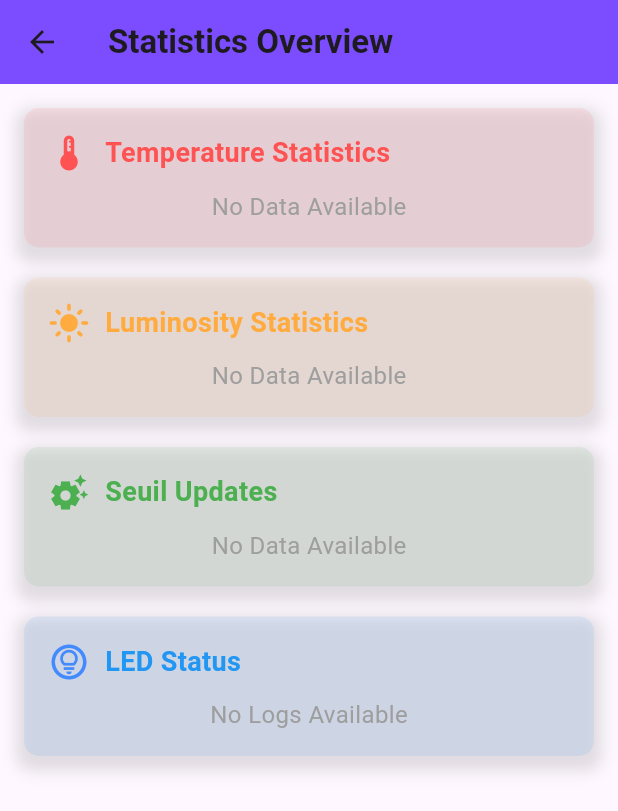
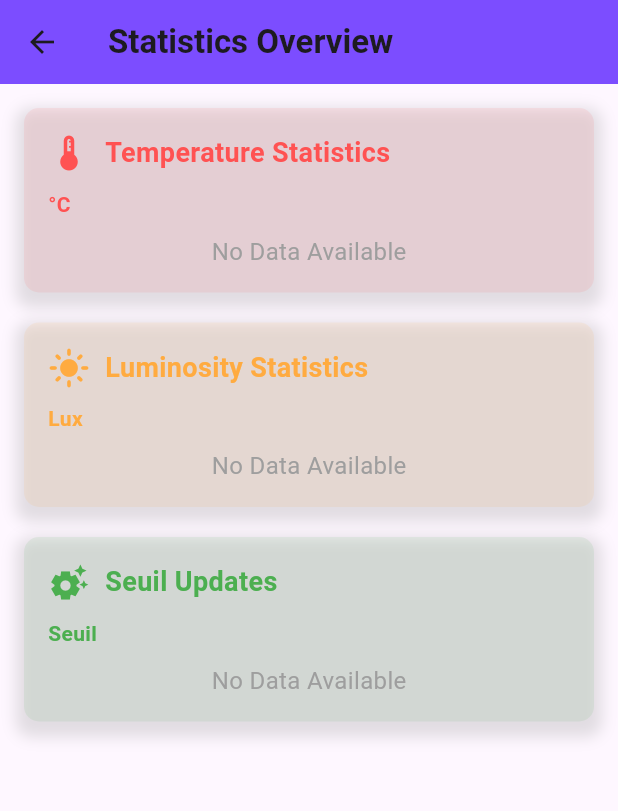
Before and after one commit to kaouthermsr/Dev_Mobile_HAI912I, a Flutter app: the StatisticsPage screen opened directly, on a phone screen of 412 x 824 dp. Shown: the top 811 px of the screen. Run offline on Flutter 3.47's test engine with Material 3 defaults, Android fonts, the phone set to English and light mode, and no system bars; our stand-ins replace bloc, cloud_firestore, firebase_analytics, firebase_auth, firebase_core, firebase_storage and 3 more; accounts and stored records are empty.

Commit message:
adapting the statistics pages

```diff
--- a/project_iot_mobile/lib/features/statistics/statistics_page.dart
+++ b/project_iot_mobile/lib/features/statistics/statistics_page.dart
@@ -11,9 +11,13 @@ class StatisticsPage extends StatefulWidget {
 
 class _StatisticsPageState extends State<StatisticsPage> {
   List<FlSpot> temperatureData = [];
+  List<String> temperatureTimestamps = [];
+
   List<FlSpot> luminosityData = [];
+  List<String> luminosityTimestamps = [];
+
   List<FlSpot> seuilData = [];
-  List<Map<String, dynamic>> ledLogs = [];
+  List<String> seuilTimestamps = [];
 
   @override
   void initState() {
@@ -26,41 +30,56 @@ class _StatisticsPageState extends State<StatisticsPage> {
         .collection('temperature')
         .orderBy('timestamp')
         .get();
+
     final lumDocs = await FirebaseFirestore.instance
         .collection('luminosity')
         .orderBy('timestamp')
         .get();
+
     final seuilDocs = await FirebaseFirestore.instance
         .collection('seuil')
         .orderBy('timestamp')
         .get();
-    final ledDocs = await FirebaseFirestore.instance
-        .collection('led_logs')
-        .orderBy('timestamp')
-        .get();
 
     setState(() {
-      temperatureData = tempDocs.docs.asMap().entries.map((entry) {
-        final index = entry.key.toDouble();
-        final value = entry.value['value'].toDouble();
-        return FlSpot(index, value);
-      }).toList();
+      // Process temperature data
+      temperatureData = [];
+      temperatureTimestamps = [];
+      for (var i = 0; i < tempDocs.docs.length; i++) {
+        final value = tempDocs.docs[i]['value'].toDouble();
+        final DateTime dateTime = tempDocs.docs[i]['timestamp'].toDate();
+        final formattedTime = "${dateTime.hour}:${dateTime.minute}";
+        // Add only unique timestamps
+        temperatureData.add(FlSpot(i.toDouble(), value));
+        temperatureTimestamps.add(formattedTime);
+      }
 
-      luminosityData = lumDocs.docs.asMap().entries.map((entry) {
-        final index = entry.key.toDouble();
-        final value = entry.value['value'].toDouble();
-        return FlSpot(index, value);
-      }).toList();
+      // Process luminosity data
+      luminosityData = [];
+      luminosityTimestamps = [];
+      for (var i = 0; i < lumDocs.docs.length; i++) {
+        final value = lumDocs.docs[i]['value'].toDouble();
+        final DateTime dateTime = lumDocs.docs[i]['timestamp'].toDate();
+        final formattedTime = "${dateTime.hour}:${dateTime.minute}";
+        // Add only unique timestamps
+        luminosityData.add(FlSpot(i.toDouble(), value));
+        luminosityTimestamps.add(formattedTime);
+      }
 
-      seuilData = seuilDocs.docs.asMap().entries.map((entry) {
-        final index = entry.key.toDouble();
-        final value = entry.value['value'].toDouble();
-        return FlSpot(index, value);
-      }).toList();
-
-      ledLogs = ledDocs.docs.map((doc) => doc.data()).toList();
+      // Process seuil data
+      seuilData = [];
+      seuilTimestamps = [];
+      for (var i = 0; i < seuilDocs.docs.length; i++) {
+        final value = seuilDocs.docs[i]['value'].toDouble();
+        final DateTime dateTime = seuilDocs.docs[i]['timestamp'].toDate();
+        final formattedTime = "${dateTime.hour}:${dateTime.minute}";
+        // Add only unique timestamps
+        seuilData.add(FlSpot(i.toDouble(), value));
+        seuilTimestamps.add(formattedTime);
+      }
     });
   }
+
 
   @override
   Widget build(BuildContext context) {
@@ -84,6 +103,7 @@ class _StatisticsPageState extends State<StatisticsPage> {
                 color: Colors.redAccent,
                 data: temperatureData,
                 yLabel: "°C",
+                timestamps: temperatureTimestamps,
               ),
               const SizedBox(height: 20),
               _buildGraphSection(
@@ -92,6 +112,7 @@ class _StatisticsPageState extends State<StatisticsPage> {
                 color: Colors.orangeAccent,
                 data: luminosityData,
                 yLabel: "Lux",
+                timestamps: luminosityTimestamps,
               ),
               const SizedBox(height: 20),
               _buildGraphSection(
@@ -100,13 +121,7 @@ class _StatisticsPageState extends State<StatisticsPage> {
                 color: Colors.green,
                 data: seuilData,
                 yLabel: "Seuil",
-              ),
-              const SizedBox(height: 20),
-              _buildLogSection(
-                title: "LED Status",
-                icon: Icons.lightbulb_circle_outlined,
-
-                logs: ledLogs,
+                timestamps: seuilTimestamps,
               ),
             ],
           ),
@@ -121,6 +136,7 @@ class _StatisticsPageState extends State<StatisticsPage> {
     required Color color,
     required List<FlSpot> data,
     required String yLabel,
+    required List<String> timestamps,
   }) {
     return Container(
       padding: const EdgeInsets.all(16.0),
@@ -154,6 +170,15 @@ class _StatisticsPageState extends State<StatisticsPage> {
             ],
           ),
           const SizedBox(height: 10),
+          Text(
+            yLabel,
+            style: TextStyle(
+              fontSize: 14,
+              fontWeight: FontWeight.bold,
+              color: color,
+            ),
+          ),
+          const SizedBox(height: 10),
           data.isEmpty
               ? const Center(
             child: Text(
@@ -162,18 +187,33 @@ class _StatisticsPageState extends State<StatisticsPage> {
             ),
           )
               : SizedBox(
-            height: 200,
+            height: 250,
             child: LineChart(
               LineChartData(
-                gridData: FlGridData(show: true),
+                minY: data.map((e) => e.y).reduce((a, b) => a < b ? a : b) - 5,
+                maxY: data.map((e) => e.y).reduce((a, b) => a > b ? a : b) + 5,
+                gridData: FlGridData(
+                  show: true,
+                  horizontalInterval: 10,
+                  drawVerticalLine: false,
+                ),
                 titlesData: FlTitlesData(
                   leftTitles: SideTitles(
                     showTitles: true,
-                    getTitles: (value) => "$value",
+                    reservedSize: 40,
+                    getTitles: (value) => value.toInt().toString(),
                   ),
                   bottomTitles: SideTitles(
                     showTitles: true,
-                    getTitles: (value) => "$value",
+                    reservedSize: 22,
+                    getTitles: (value) {
+                      final int index = value.toInt();
+                      if (index >= 0 && index < timestamps.length) {
+                        return timestamps[index]; // Display only the corresponding timestamp
+                      }
+                      return ''; // Show nothing for out-of-bounds indices
+                    },
+                    interval: 1, // Ensure only one timestamp per interval
                   ),
                 ),
                 borderData: FlBorderData(
@@ -200,65 +240,4 @@ class _StatisticsPageState extends State<StatisticsPage> {
     );
   }
 
-  Widget _buildLogSection({
-    required String title,
-    required IconData icon,
-    required List<Map<String, dynamic>> logs,
-  }) {
-    return Container(
-      padding: const EdgeInsets.all(16.0),
-      decoration: BoxDecoration(
-        color: Colors.blue.withOpacity(0.1),
-        borderRadius: BorderRadius.circular(10.0),
-        boxShadow: [
-          BoxShadow(
-            color: Colors.grey.withOpacity(0.3),
-            blurRadius: 8.0,
-            spreadRadius: 5.0,
-            offset: const Offset(0, 5),
-          ),
-        ],
-      ),
-      child: Column(
-        crossAxisAlignment: CrossAxisAlignment.start,
-        children: [
-          Row(
-            children: [
-              Icon(icon, color: Colors.blueAccent, size: 28),
-              const SizedBox(width: 10),
-              Text(
-                title,
-                style: TextStyle(
-                  fontSize: 18,
-                  fontWeight: FontWeight.bold,
-                  color: Colors.blue,
-                ),
-              ),
-            ],
-          ),
-          const SizedBox(height: 10),
-          logs.isEmpty
-              ? const Center(
-            child: Text(
-              "No Logs Available",
-              style: TextStyle(fontSize: 16, color: Colors.grey),
-            ),
-          )
-              : ListView.builder(
-            shrinkWrap: true,
-            physics: const NeverScrollableScrollPhysics(),
-            itemCount: logs.length,
-            itemBuilder: (context, index) {
-              final log = logs[index];
-              return ListTile(
-                leading: Icon(Icons.bolt, color: Colors.blueAccent),
-                title: Text("Action: ${log['action']}"),
-                subtitle: Text("Timestamp: ${log['timestamp'].toDate()}"),
-              );
-            },
-          ),
-        ],
-      ),
-    );
-  }
 }
```
